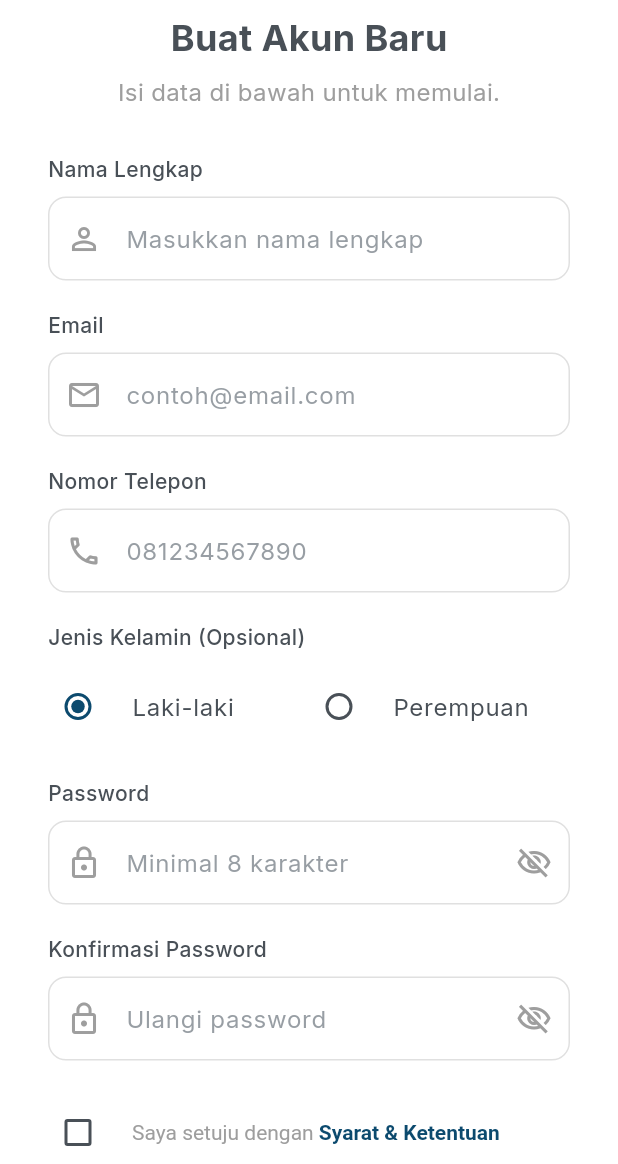
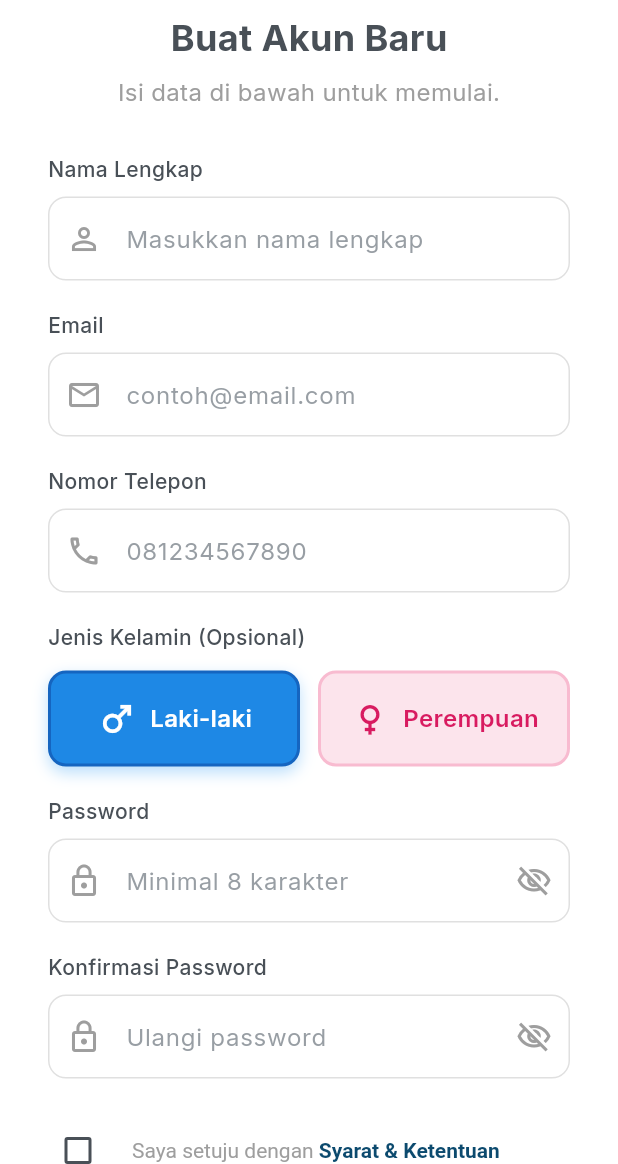
Before and after one commit to adhfry/navigo-app, a Flutter app: the RegisterView screen opened by its route, after a tap on "Laki-laki", on a phone screen of 412 x 824 dp, the part 72-1236 px from its top. Run offline on Flutter 3.47's test engine with Material 3 defaults, Android fonts, the phone set to English and light mode, and no system bars; our stand-ins replace cached_network_image, carousel_slider, dio, flutter_svg, get, get_storage and 3 more; accounts and stored records are empty.

Commit message:
✨ UPGRADE: Modern Gender Selection UI
🎨 NEW FEATURES:
- Beautiful card-based gender selection
- Icon + text design (male/female icons)
- Color-coded: Blue for male, Pink for female
- Smooth animations with AnimatedContainer
- Darker color when selected with shadow effect
- Toggle functionality: tap again to unselect
- Modern rounded corners and borders
- Perfect spacing and alignment

🎯 UX IMPROVEMENTS:
- Visual feedback on selection
- Clear and intuitive interface
- Comfortable touch targets
- Smooth 200ms transitions
- Material Design principles

Colors:
- Male: Light blue (#E3F2FD) → Dark blue (#1E88E5)
- Female: Light pink (#FCE4EC) → Dark pink (#EC407A)

Ready for production! 🚀

```diff
--- a/lib/app/modules/auth/register/views/register_view.dart
+++ b/lib/app/modules/auth/register/views/register_view.dart
@@ -161,30 +161,131 @@ class RegisterView extends GetView<RegisterController> {
           const SizedBox(height: 20),
 
           const Text('Jenis Kelamin (Opsional)', style: TextStyle(fontWeight: FontWeight.w500)),
-          const SizedBox(height: 8),
+          const SizedBox(height: 12),
           Obx(
             () => Row(
               children: [
+                // Card Laki-laki
                 Expanded(
-                  child: RadioListTile<String>(
-                    contentPadding: EdgeInsets.zero,
-                    title: const Text('Laki-laki'),
-                    value: 'L',
-                    groupValue: controller.selectedGender.value,
-                    onChanged: (value) {
-                      controller.selectedGender.value = value!;
+                  child: GestureDetector(
+                    onTap: () {
+                      // Toggle: Jika sudah dipilih, clear selection
+                      if (controller.selectedGender.value == 'L') {
+                        controller.selectedGender.value = '';
+                      } else {
+                        controller.selectedGender.value = 'L';
+                      }
                     },
+                    child: AnimatedContainer(
+                      duration: const Duration(milliseconds: 200),
+                      padding: const EdgeInsets.all(16),
+                      decoration: BoxDecoration(
+                        color: controller.selectedGender.value == 'L'
+                            ? const Color(0xFF1E88E5) // Biru lebih gelap saat dipilih
+                            : const Color(0xFFE3F2FD), // Biru muda
+                        borderRadius: BorderRadius.circular(12),
+                        border: Border.all(
+                          color: controller.selectedGender.value == 'L'
+                              ? const Color(0xFF1565C0)
+                              : Colors.blue.shade100,
+                          width: 2,
+                        ),
+                        boxShadow: controller.selectedGender.value == 'L'
+                            ? [
+                                BoxShadow(
+                                  color: Colors.blue.withOpacity(0.3),
+                                  blurRadius: 8,
+                                  offset: const Offset(0, 4),
+                                ),
+                              ]
+                            : [],
+                      ),
+                      child: Row(
+                        mainAxisAlignment: MainAxisAlignment.center,
+                        children: [
+                          Icon(
+                            Icons.male,
+                            color: controller.selectedGender.value == 'L'
+                                ? Colors.white
+                                : const Color(0xFF1976D2),
+                            size: 28,
+                          ),
+                          const SizedBox(width: 8),
+                          Text(
+                            'Laki-laki',
+                            style: TextStyle(
+                              fontSize: 16,
+                              fontWeight: FontWeight.w600,
+                              color: controller.selectedGender.value == 'L'
+                                  ? Colors.white
+                                  : const Color(0xFF1976D2),
+                            ),
+                          ),
+                        ],
+                      ),
+                    ),
                   ),
                 ),
+                const SizedBox(width: 12),
+                // Card Perempuan
                 Expanded(
-                  child: RadioListTile<String>(
-                    contentPadding: EdgeInsets.zero,
-                    title: const Text('Perempuan'),
-                    value: 'P',
-                    groupValue: controller.selectedGender.value,
-                    onChanged: (value) {
-                      controller.selectedGender.value = value!;
+                  child: GestureDetector(
+                    onTap: () {
+                      // Toggle: Jika sudah dipilih, clear selection
+                      if (controller.selectedGender.value == 'P') {
+                        controller.selectedGender.value = '';
+                      } else {
+                        controller.selectedGender.value = 'P';
+                      }
                     },
+                    child: AnimatedContainer(
+                      duration: const Duration(milliseconds: 200),
+                      padding: const EdgeInsets.all(16),
+                      decoration: BoxDecoration(
+                        color: controller.selectedGender.value == 'P'
+                            ? const Color(0xFFEC407A) // Pink lebih gelap saat dipilih
+                            : const Color(0xFFFCE4EC), // Pink muda
+                        borderRadius: BorderRadius.circular(12),
+                        border: Border.all(
+                          color: controller.selectedGender.value == 'P'
+                              ? const Color(0xFFD81B60)
+                              : Colors.pink.shade100,
+                          width: 2,
+                        ),
+                        boxShadow: controller.selectedGender.value == 'P'
+                            ? [
+                                BoxShadow(
+                                  color: Colors.pink.withOpacity(0.3),
+                                  blurRadius: 8,
+                                  offset: const Offset(0, 4),
+                                ),
+                              ]
+                            : [],
+                      ),
+                      child: Row(
+                        mainAxisAlignment: MainAxisAlignment.center,
+                        children: [
+                          Icon(
+                            Icons.female,
+                            color: controller.selectedGender.value == 'P'
+                                ? Colors.white
+                                : const Color(0xFFD81B60),
+                            size: 28,
+                          ),
+                          const SizedBox(width: 8),
+                          Text(
+                            'Perempuan',
+                            style: TextStyle(
+                              fontSize: 16,
+                              fontWeight: FontWeight.w600,
+                              color: controller.selectedGender.value == 'P'
+                                  ? Colors.white
+                                  : const Color(0xFFD81B60),
+                            ),
+                          ),
+                        ],
+                      ),
+                    ),
                   ),
                 ),
               ],
```
